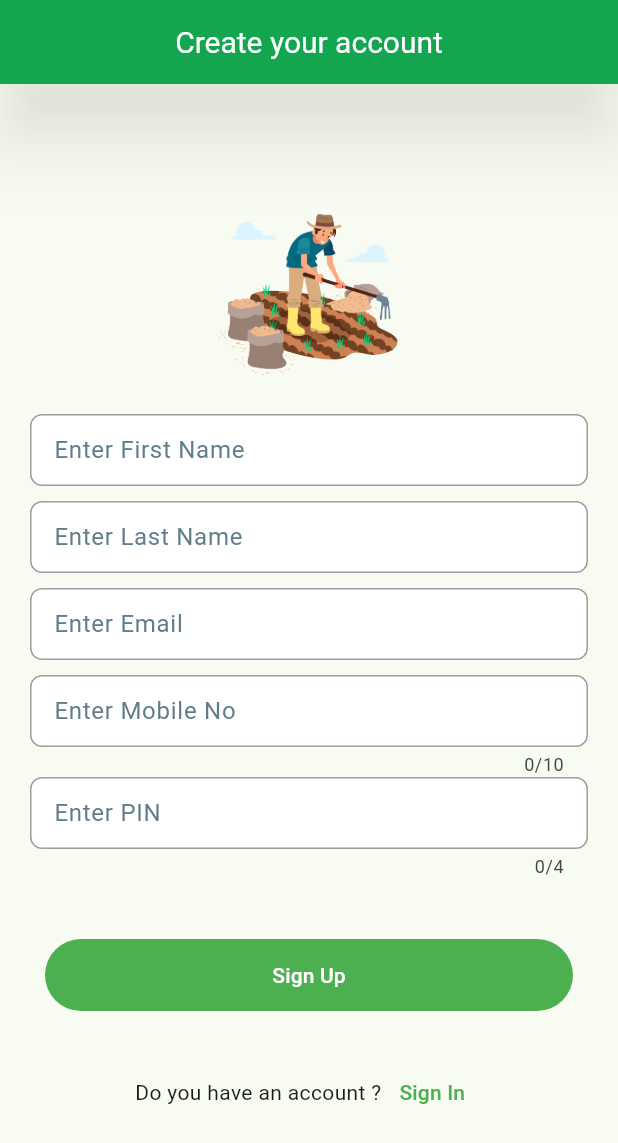
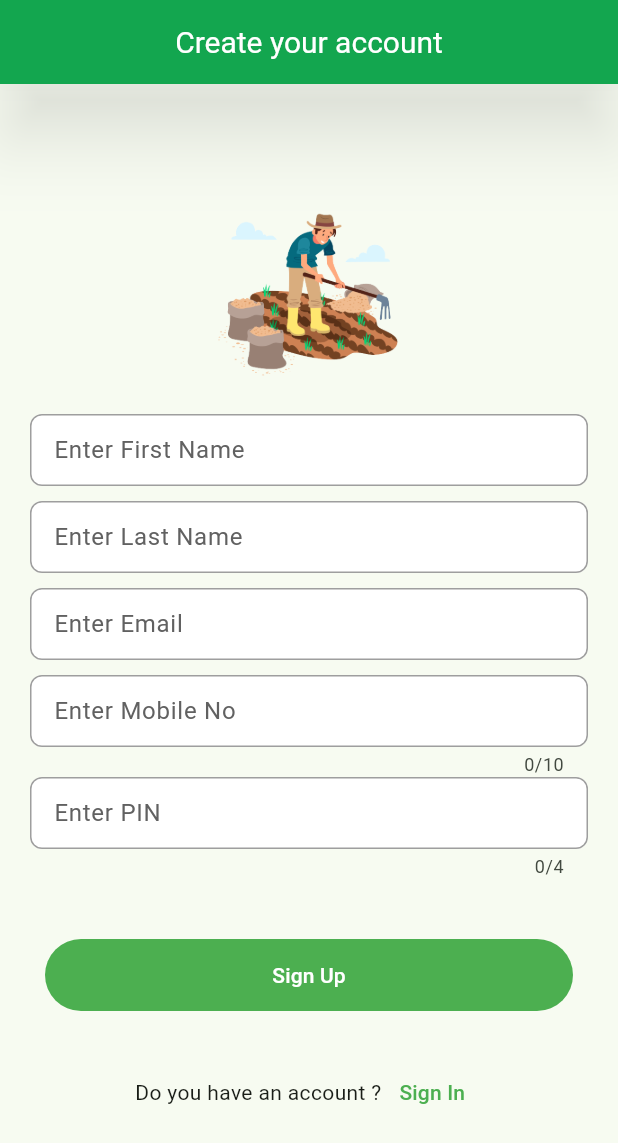
Before and after one commit to ShriHerwade/sheti_next, a Flutter app: the SignupScreen screen opened directly, on a phone screen of 412 x 824 dp. Shown: the top 1143 px of the screen. Run offline on Flutter 3.47's test engine with Material 3 defaults, Android fonts, the phone set to English and light mode, and no system bars; our stand-ins replace easy_localization, fl_chart, google_nav_bar, introduction_screen, shared_preferences, sqflite and 2 more; missing offline and left inert: multiselect; accounts and stored records are empty.

Commit message:
SN-50 Hint & Label Grey shade restored

```diff
--- a/lib/zebra/common/widgets/NxTextFormField.dart
+++ b/lib/zebra/common/widgets/NxTextFormField.dart
@@ -57,8 +57,8 @@ class NxTextFormField extends StatelessWidget {
             //prefixIcon: Icon(icon),
             floatingLabelBehavior: FloatingLabelBehavior.auto,
 
-            hintText: hintName,hintStyle: TextStyle(fontWeight: FontWeight.normal,color:Colors.grey),
-            labelText: hintName,labelStyle: TextStyle(fontWeight: FontWeight.normal,color:Colors.blueGrey),
+            hintText: hintName,hintStyle: TextStyle(fontWeight: FontWeight.normal,color:ColorConstants.fieldHintTextColor),
+            labelText: hintName,labelStyle: TextStyle(fontWeight: FontWeight.normal,color:ColorConstants.fieldLabelTextColor),
             isDense: true,
             fillColor: Colors.white,
             filled: true),
```
